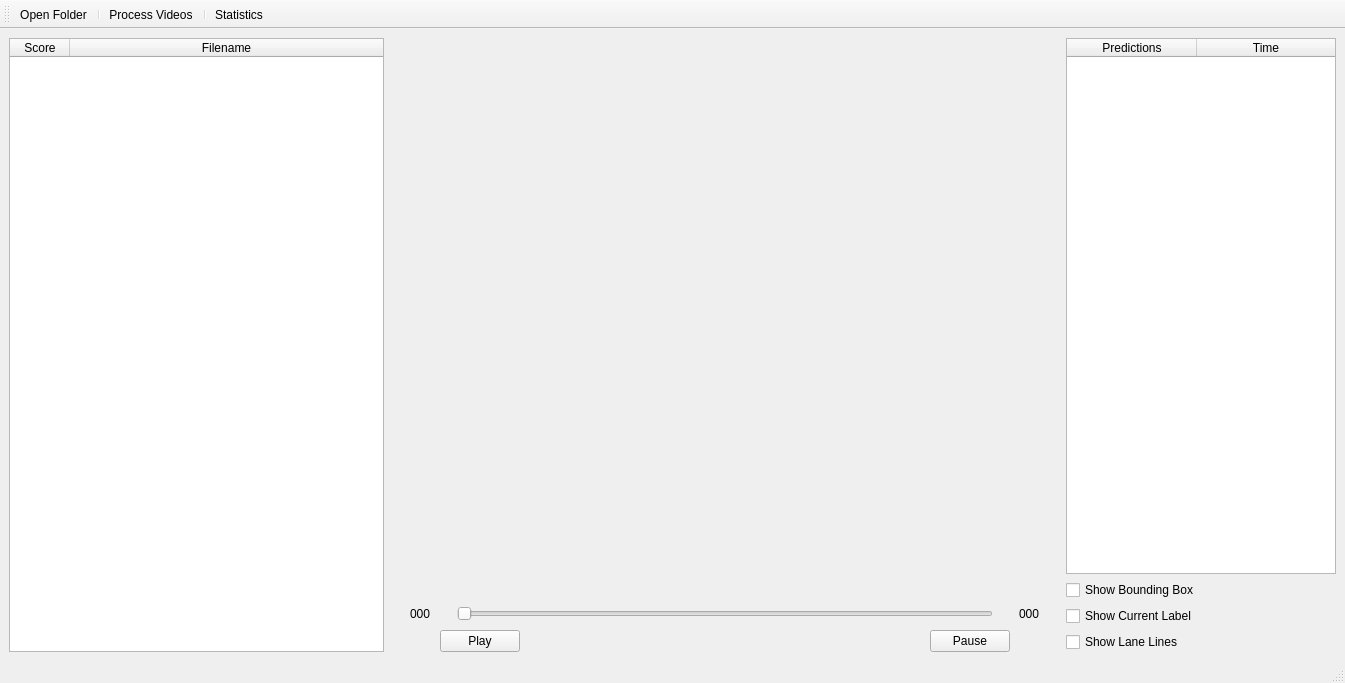
Qt form App.ui (byq-luo/bosch) before a commit.
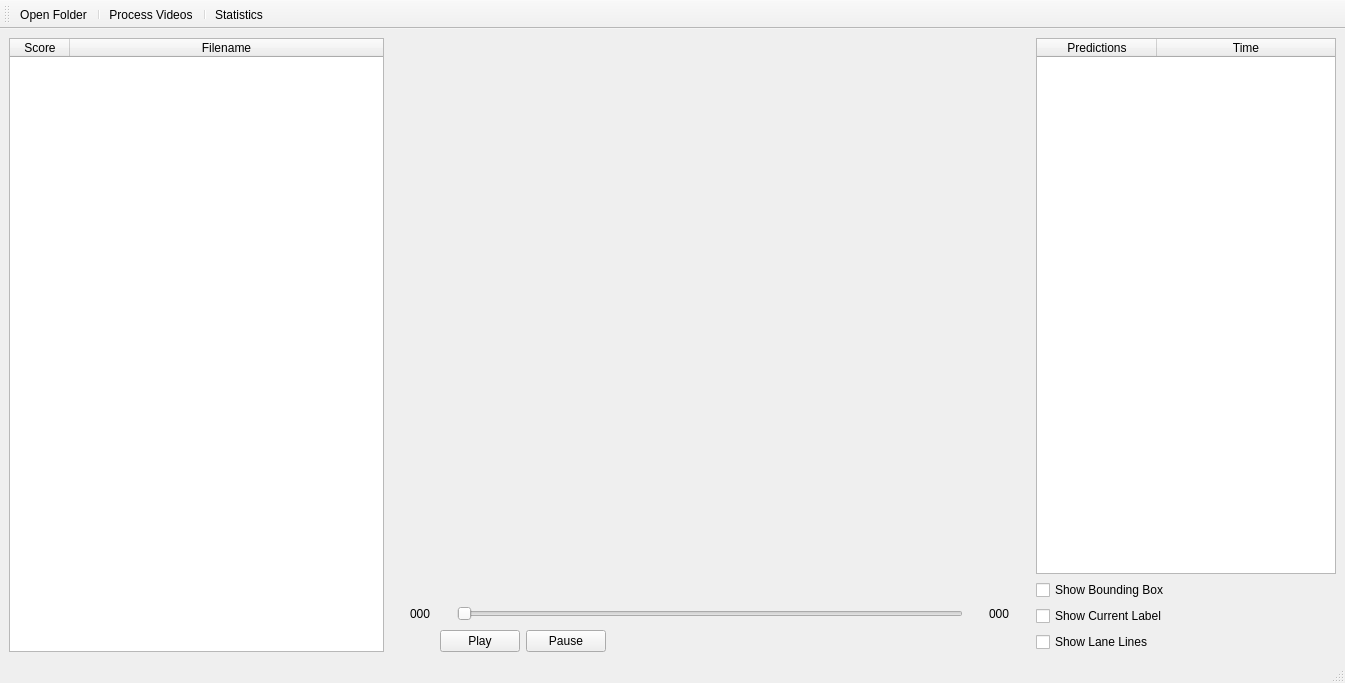
The same form after that commit. Custom widgets are drawn as their Qt base class.

Commit message: Update stats dialog.

What changed in the file:
```diff
--- a/App.ui
+++ b/App.ui
@@ -197,22 +197,6 @@
           </property>
          </widget>
         </item>
-        <item>
-         <spacer name="horizontalSpacer">
-          <property name="orientation">
-           <enum>Qt::Horizontal</enum>
-          </property>
-          <property name="sizeType">
-           <enum>QSizePolicy::Expanding</enum>
-          </property>
-          <property name="sizeHint" stdset="0">
-           <size>
-            <width>20</width>
-            <height>20</height>
-           </size>
-          </property>
-         </spacer>
-        </item>
         <item>
          <widget class="QPushButton" name="pauseButton">
           <property name="sizePolicy">
@@ -226,6 +210,22 @@
           </property>
          </widget>
         </item>
+        <item>
+         <spacer name="horizontalSpacer">
+          <property name="orientation">
+           <enum>Qt::Horizontal</enum>
+          </property>
+          <property name="sizeType">
+           <enum>QSizePolicy::Expanding</enum>
+          </property>
+          <property name="sizeHint" stdset="0">
+           <size>
+            <width>20</width>
+            <height>20</height>
+           </size>
+          </property>
+         </spacer>
+        </item>
         <item>
          <spacer name="horizontalSpacer_6">
           <property name="orientation">
@@ -268,7 +268,7 @@
        <widget class="QTableWidget" name="labelTableWidget">
         <property name="maximumSize">
          <size>
-          <width>270</width>
+          <width>300</width>
           <height>16777215</height>
          </size>
         </property>
@@ -282,7 +282,7 @@
          <bool>false</bool>
         </property>
         <attribute name="horizontalHeaderDefaultSectionSize">
-         <number>130</number>
+         <number>120</number>
         </attribute>
         <attribute name="horizontalHeaderHighlightSections">
          <bool>false</bool>
```
The commit also changes 3 other files.
